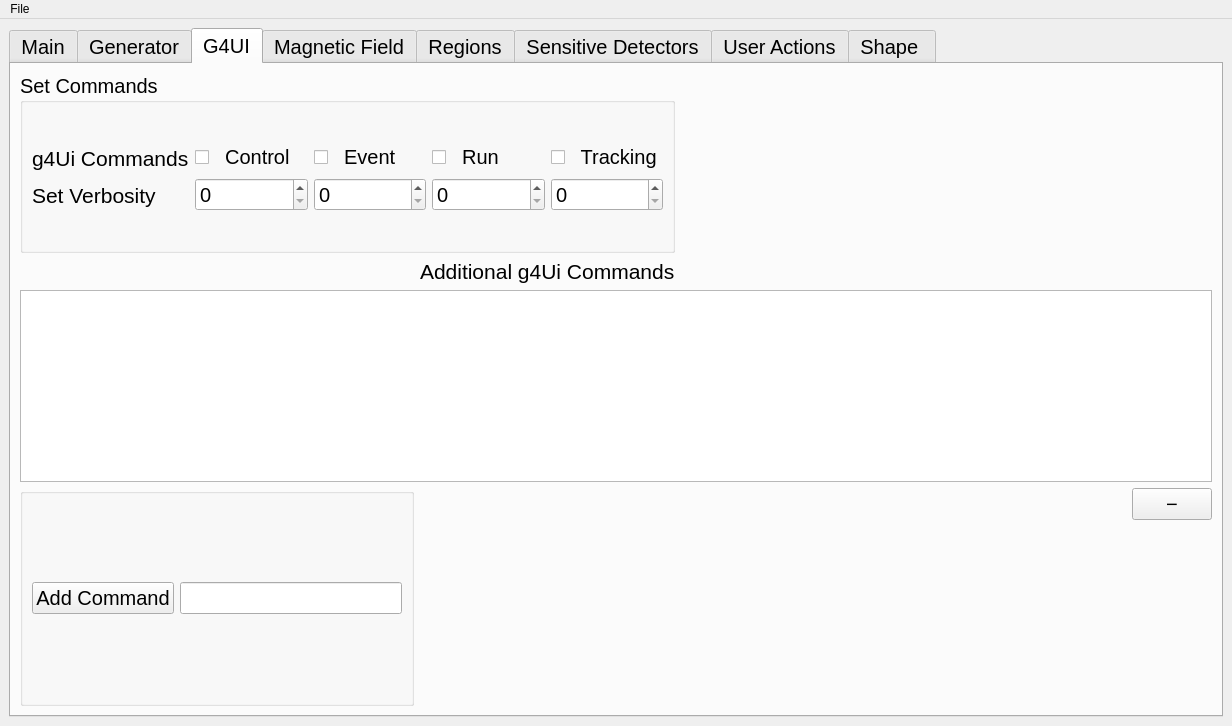
Old version of the form FSL/src/fsl_mainwindow.ui in the repository efemberg11/GeoModel_rmakhman.
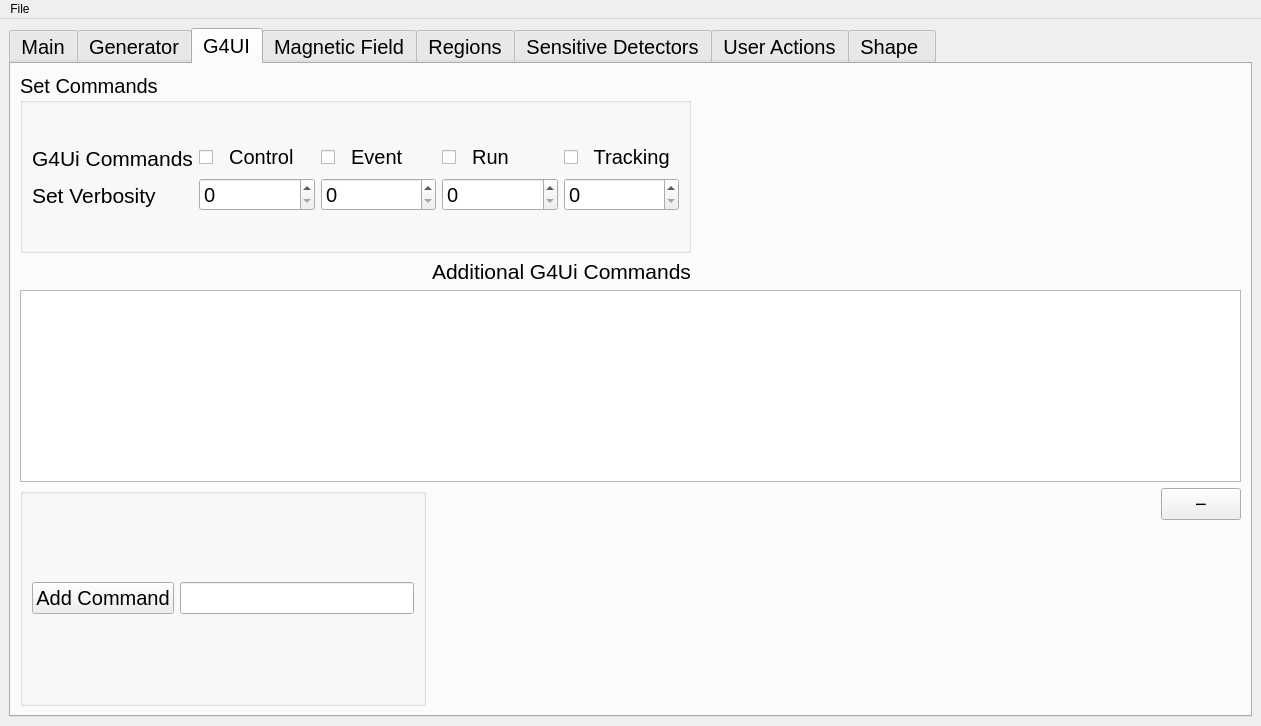
New version of the form. The open tabs and pages were chosen to show the change.

Commit message: Fixing pythia input and minor changes to ui

What changed in the file:
```diff
--- a/FSL/src/fsl_mainwindow.ui
+++ b/FSL/src/fsl_mainwindow.ui
@@ -6,7 +6,7 @@
    <rect>
     <x>0</x>
     <y>0</y>
-    <width>1232</width>
+    <width>1261</width>
     <height>726</height>
    </rect>
   </property>
@@ -630,7 +630,7 @@
                 </font>
                </property>
                <property name="text">
-                <string>g4Ui Commands</string>
+                <string>G4Ui Commands</string>
                </property>
               </widget>
              </item>
@@ -822,7 +822,7 @@
            </font>
           </property>
           <property name="text">
-           <string>Additional g4Ui Commands</string>
+           <string>Additional G4Ui Commands</string>
           </property>
          </widget>
         </item>
@@ -1540,8 +1540,8 @@
     <rect>
      <x>0</x>
      <y>0</y>
-     <width>1232</width>
-     <height>22</height>
+     <width>1261</width>
+     <height>24</height>
     </rect>
    </property>
    <widget class="QMenu" name="menuFile">
```
Left out of the diff: 13 changed lines with no effect on the pictures. The commit also changes 2 other files.
